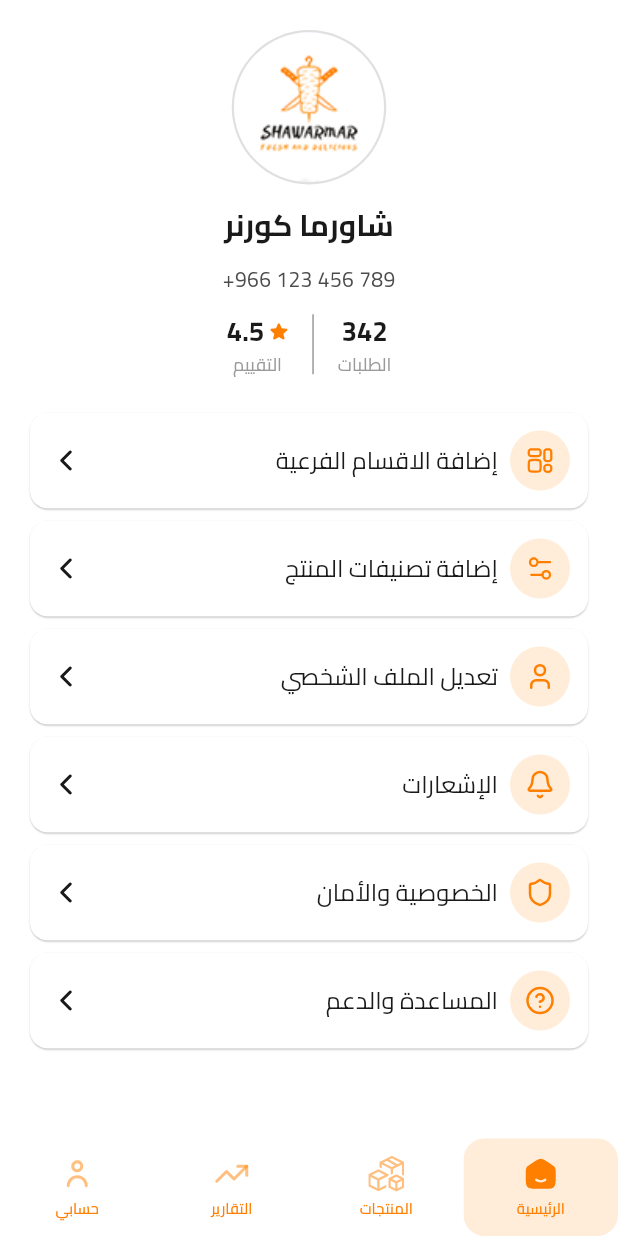
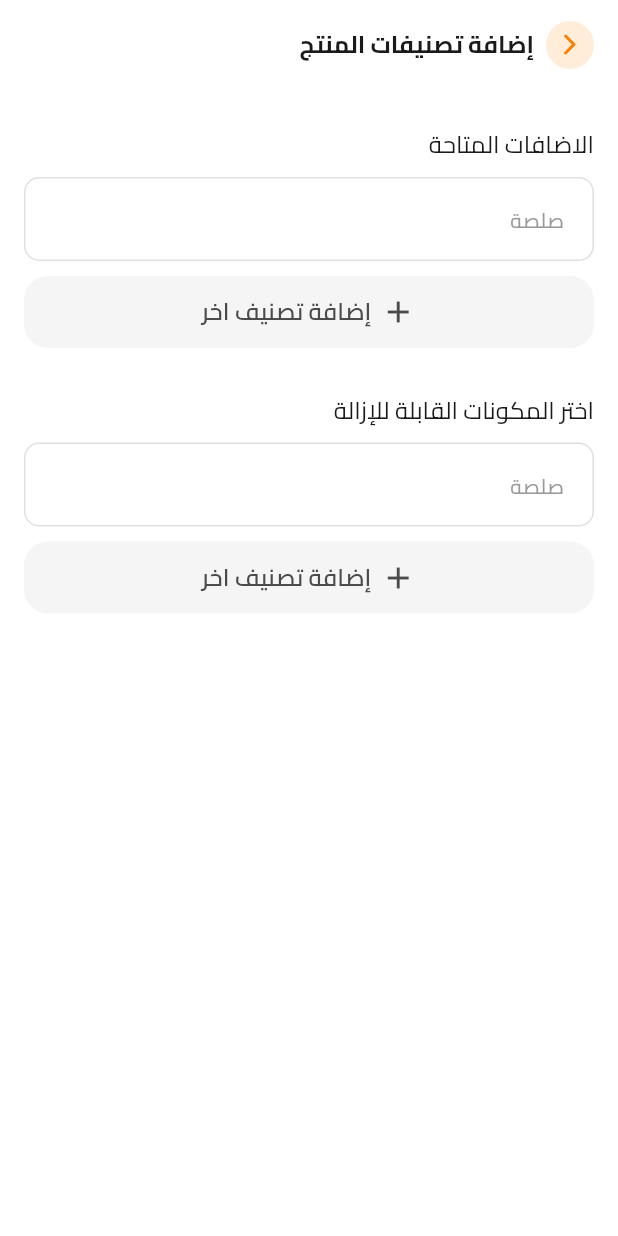
Before and after one commit to AhmedNasser24/Bastogah_app, a Flutter app: the screen it shows after launch, on a phone screen of 412 x 824 dp. Run offline on Flutter 3.47's test engine with Material 3 defaults, Android fonts, the light colour scheme and no system bars; our stand-ins replace dartz, dio, easy_localization, equatable, flutter_bloc, flutter_svg and 5 more; statements that could not run were skipped.

Commit message:
make add product category view

```diff
--- a/assets/translations/ar.json
+++ b/assets/translations/ar.json
@@ -1,4 +1,7 @@
 {
+  "burger": "برجر",
+  "sandwich": "ساندويتش",
+  "salsa": "صلصة",
   "yes": "نعم",
   "check_your_internet_connection_and_try_again": "تحقق من اتصالك بالإنترنت وحاول مرة أخرى",
   "validation": {
@@ -123,7 +126,9 @@
       "privacy": "الخصوصية والأمان",
       "help": "المساعدة والدعم",
       "orders" : "الطلبات",
-      "ratings" : "التقييم"
+      "ratings" : "التقييم",
+      "add_another_category": "إضافة تصنيف اخر",
+      "restaurant_category" : "تصنيف المطعم"
     }
   }
 }
--- a/lib/core/routing/app_route.dart
+++ b/lib/core/routing/app_route.dart
@@ -15,7 +15,7 @@ final GlobalKey<NavigatorState> _shellNavigatorKey = GlobalKey<NavigatorState>(
 
 GoRouter appRouter = GoRouter(
   navigatorKey: _rootNavigatorKey,
-  initialLocation: RouteName.merchantProfile,
+  initialLocation: RouteName.merchantAddProductCategory,
   routes: [
     GoRoute(
       path: RouteName.splash,
--- a/lib/core/routing/route_name.dart
+++ b/lib/core/routing/route_name.dart
@@ -13,5 +13,9 @@ class RouteName {
   static const String merchantAddOrEditProduct = '/merchant/products/add-edit';
   static const String merchantReports = '/merchant/reports';
   static const String merchantProfile = '/merchant/profile';
+  static const String merchantAddSubCategories =
+      '/merchant/profile/add-subcategories';
+  static const String merchantAddProductCategory =
+      '/merchant/profile/add-product-category';
   static const String merchantAddNewOrder = '/merchant/home/add-new-order';
 }
--- a/lib/core/widgets/custom_button.dart
+++ b/lib/core/widgets/custom_button.dart
@@ -1,7 +1,6 @@
 import 'package:bastogah_app/core/theme/app_colors.dart';
 import 'package:bastogah_app/core/theme/app_font_style.dart';
 import 'package:flutter/material.dart';
-import 'package:flutter_svg/flutter_svg.dart';
 
 class CustomButton extends StatelessWidget {
   const CustomButton({
@@ -25,8 +24,8 @@ class CustomButton extends StatelessWidget {
   final double? borderRadius;
   final Color color;
   final Color? borderColor;
-  final String? prefixIcon;
-  final String? suffixIcon;
+  final Widget? prefixIcon;
+  final Widget? suffixIcon;
   final double maxWidth;
   final bool isLoading;
   @override
@@ -66,17 +65,13 @@ class CustomButton extends StatelessWidget {
                     mainAxisSize: MainAxisSize.min,
                     spacing: 6,
                     children: [
-                      if (prefixIcon != null) ...[
-                        SvgPicture.asset(prefixIcon!),
-                      ],
+                      if (prefixIcon != null) ...[prefixIcon!],
                       Text(
                         title!,
                         style: textStyle ?? AppFontStyle.bold16White(context),
                         overflow: TextOverflow.ellipsis,
                       ),
-                      if (suffixIcon != null) ...[
-                        SvgPicture.asset(suffixIcon!),
-                      ],
+                      if (suffixIcon != null) ...[suffixIcon!],
                     ],
                   ),
           ),
--- a/lib/features/merchant_feature/auth/presentation/widgets/need_help_button.dart
+++ b/lib/features/merchant_feature/auth/presentation/widgets/need_help_button.dart
@@ -1,5 +1,6 @@
 import 'package:easy_localization/easy_localization.dart';
 import 'package:flutter/material.dart';
+import 'package:flutter_svg/flutter_svg.dart';
 
 import '../../../../../core/theme/app_colors.dart';
 import '../../../../../core/theme/app_font_style.dart';
@@ -16,7 +17,7 @@ class NeedHelpButton extends StatelessWidget {
       textStyle: AppFontStyle.semibold14black4B(context),
       borderColor: AppColors.lightGrey,
       color: Colors.transparent,
-      suffixIcon: AppIcons.iconsNeedHelpIcon,
+      suffixIcon: SvgPicture.asset(AppIcons.iconsNeedHelpIcon),
       onTap: () {},
     );
   }
--- a/lib/features/merchant_feature/home/presentation/widgets/merchant_add_new_order_widgets/merchant_add_new_order_button.dart
+++ b/lib/features/merchant_feature/home/presentation/widgets/merchant_add_new_order_widgets/merchant_add_new_order_button.dart
@@ -1,5 +1,6 @@
 import 'package:easy_localization/easy_localization.dart';
 import 'package:flutter/material.dart';
+import 'package:flutter_svg/flutter_svg.dart';
 
 import '../../../../../../core/theme/app_icons.dart';
 import '../../../../../../core/widgets/custom_button.dart';
@@ -10,7 +11,7 @@ class MerchantAddNewOrderButton extends StatelessWidget {
   @override
   Widget build(BuildContext context) {
     return CustomButton(
-      prefixIcon: AppIcons.iconsAdd24Icon,
+      prefixIcon: SvgPicture.asset(AppIcons.iconsAdd24Icon),
       title: "merchant.add_order".tr(),
       onTap: () {},
     );
--- a/lib/features/merchant_feature/products/presentation/views/merchant_product_details_view.dart
+++ b/lib/features/merchant_feature/products/presentation/views/merchant_product_details_view.dart
@@ -48,7 +48,7 @@ class MerchantProductDetailsView extends StatelessWidget {
               padding: const EdgeInsets.symmetric(horizontal: 16.0),
               child: CustomButton(
                 title: "merchant.edit".tr(),
-                prefixIcon: AppIcons.iconsEditIcon,
+                prefixIcon: SvgPicture.asset(AppIcons.iconsEditIcon),
                 onTap: () => context.push(
                   RouteName.merchantAddOrEditProduct,
                   extra: true,
--- a/lib/features/merchant_feature/products/presentation/widgets/add_product_button.dart
+++ b/lib/features/merchant_feature/products/presentation/widgets/add_product_button.dart
@@ -2,6 +2,7 @@ import 'package:bastogah_app/core/theme/app_icons.dart';
 import 'package:bastogah_app/core/widgets/custom_button.dart';
 import 'package:easy_localization/easy_localization.dart';
 import 'package:flutter/material.dart';
+import 'package:flutter_svg/flutter_svg.dart';
 
 class AddProductButton extends StatelessWidget {
   const AddProductButton({super.key});
@@ -11,7 +12,7 @@ class AddProductButton extends StatelessWidget {
     return CustomButton(
       onTap: () {},
       title: "merchant.add".tr(),
-      prefixIcon: AppIcons.iconsCheckIcon,
+      prefixIcon: SvgPicture.asset(AppIcons.iconsCheckIcon),
     );
   }
 }
--- a/lib/features/merchant_feature/products/presentation/widgets/save_product_button.dart
+++ b/lib/features/merchant_feature/products/presentation/widgets/save_product_button.dart
@@ -2,6 +2,7 @@ import 'package:bastogah_app/core/theme/app_icons.dart';
 import 'package:bastogah_app/core/widgets/custom_button.dart';
 import 'package:easy_localization/easy_localization.dart';
 import 'package:flutter/material.dart';
+import 'package:flutter_svg/flutter_svg.dart';
 
 class SaveProductButton extends StatelessWidget {
   const SaveProductButton({super.key});
@@ -11,7 +12,7 @@ class SaveProductButton extends StatelessWidget {
     return CustomButton(
       onTap: () {},
       title: "merchant.save".tr(),
-      prefixIcon: AppIcons.iconsCheckIcon,
+      prefixIcon: SvgPicture.asset(AppIcons.iconsCheckIcon),
     );
   }
 }
--- /dev/null
+++ b/lib/features/merchant_feature/profile/presentation/views/merchant_add_product_category_view.dart
@@ -0,0 +1,75 @@
+import 'package:bastogah_app/core/theme/app_font_style.dart';
+import 'package:bastogah_app/core/widgets/back_arrow_button.dart';
+import 'package:bastogah_app/core/widgets/custom_text_form_field.dart';
+import 'package:easy_localization/easy_localization.dart';
+import 'package:flutter/material.dart';
+import 'package:gap/gap.dart';
+
+import '../widgets/add_another_category_button.dart';
+
+class MerchantAddProductCategoryView extends StatelessWidget {
+  const MerchantAddProductCategoryView({super.key});
+
+  @override
+  Widget build(BuildContext context) {
+    return Scaffold(
+      body: SafeArea(
+        child: Padding(
+          padding: const EdgeInsets.symmetric(horizontal: 16.0),
+          child: Column(
+            children: [
+              appBar(context),
+              Expanded(
+                child: SingleChildScrollView(
+                  child: Column(
+                    spacing: 10,
+                    children: [
+                      const Gap(15),
+                      Align(
+                        alignment: AlignmentDirectional.centerStart,
+                        child: Text(
+                          "merchant.available_additions".tr(),
+                          style: AppFontStyle.regular16black1A(context),
+                        ),
+                      ),
+                      CustomTextFormField(hintText: "salsa".tr()),
+                      const AddAnotherCategoryButton(),
+                      const Gap(10),
+                      Align(
+                        alignment: AlignmentDirectional.centerStart,
+                        child: Text(
+                          "merchant.select_removable_ingredients".tr(),
+                          style: AppFontStyle.regular16black1A(context),
+                        ),
+                      ),
+                      CustomTextFormField(hintText: "salsa".tr()),
+                      const AddAnotherCategoryButton(),
+                    ],
+                  ),
+                ),
+              ),
+            ],
+          ),
+        ),
+      ),
+    );
+  }
+
+  Widget appBar(BuildContext context) {
+    return SizedBox(
+      height: 60,
+      child: Center(
+        child: Row(
+          children: [
+            const BackArrowButton(),
+            const Gap(8),
+            Text(
+              "merchant.profile.add_product_categories".tr(),
+              style: AppFontStyle.bold16Black1A(context),
+            ),
+          ],
+        ),
+      ),
+    );
+  }
+}
--- /dev/null
+++ b/lib/features/merchant_feature/profile/presentation/widgets/add_another_category_button.dart
@@ -0,0 +1,21 @@
+import 'package:easy_localization/easy_localization.dart';
+import 'package:flutter/material.dart';
+
+import '../../../../../core/theme/app_colors.dart';
+import '../../../../../core/theme/app_font_style.dart';
+import '../../../../../core/widgets/custom_button.dart';
+
+class AddAnotherCategoryButton extends StatelessWidget {
+  const AddAnotherCategoryButton({super.key});
+
+  @override
+  Widget build(BuildContext context) {
+    return CustomButton(
+      title: "merchant.profile.add_another_category".tr(),
+      textStyle: AppFontStyle.semibold16black4B(context),
+      prefixIcon: const Icon(Icons.add, color: AppColors.black4B, size: 24),
+      onTap: () {},
+      color: const Color(0xfff5f5f5),
+    );
+  }
+}
```
Also changed, not shown: lib/core/routing/routes/merchant_routes.dart (+18 -0 lines), lib/features/merchant_feature/profile/presentation/views/Merchant_add_sub_categories_view.dart (added, +66 -0 lines), lib/features/merchant_feature/profile/presentation/views/merchant_profile_view.dart (+8 -2 lines).
